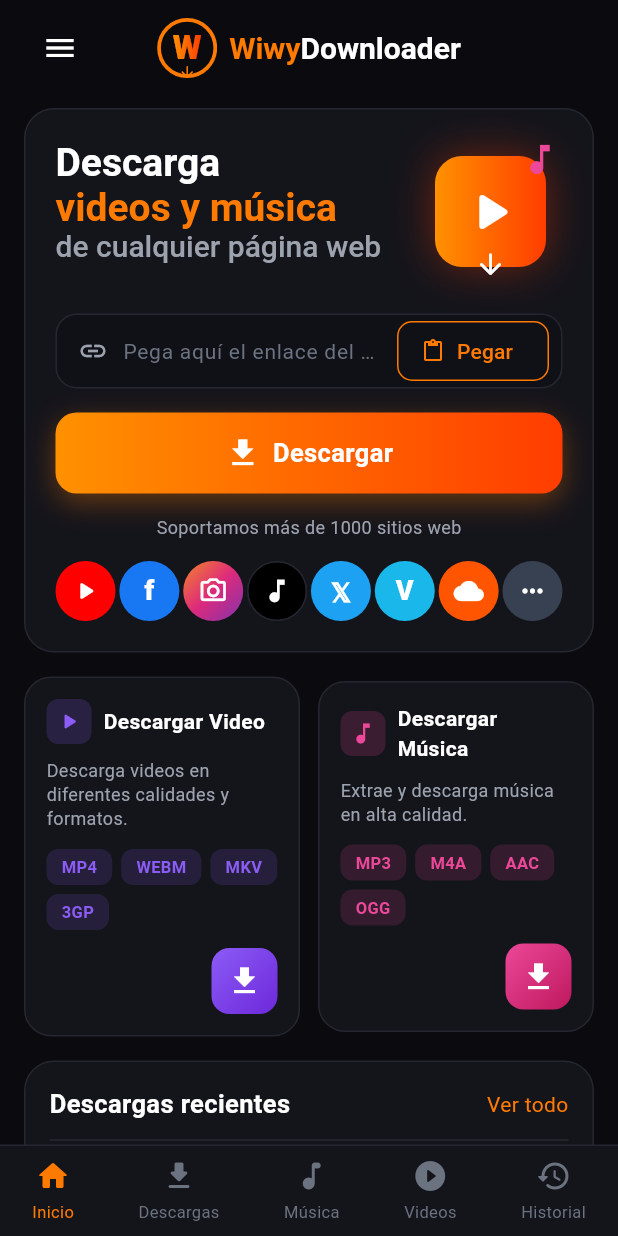
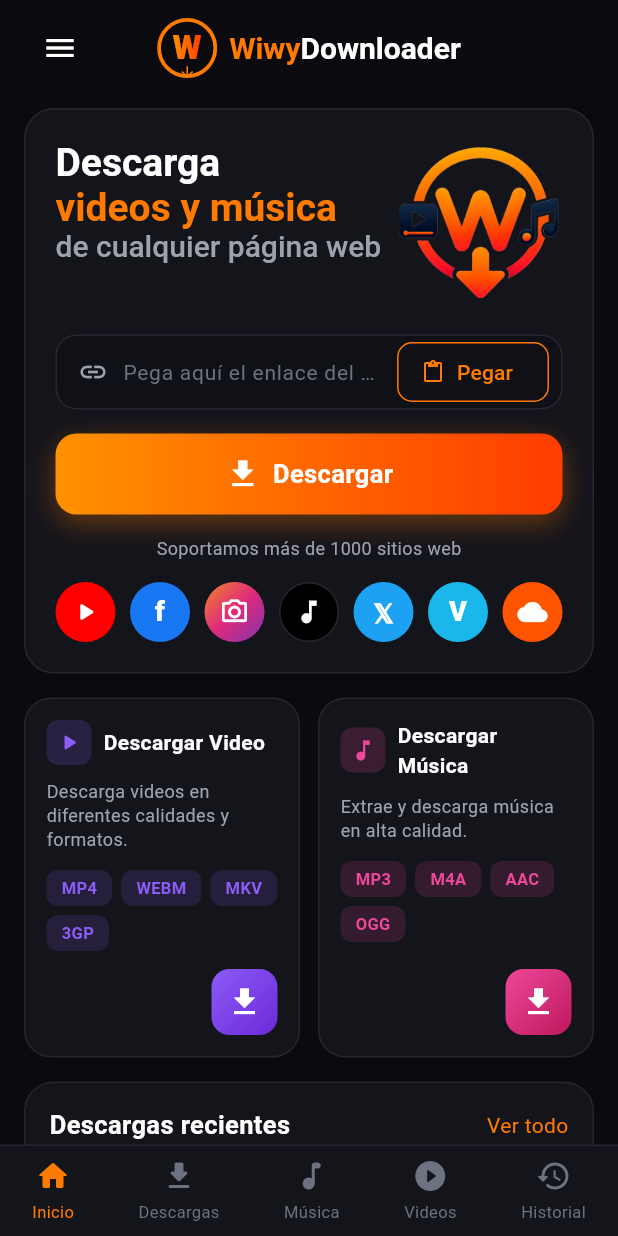
Before and after one commit to angelanda023-prog/WiwyDownloader, a Flutter app: the screen it shows after launch, on a phone screen of 412 x 824 dp. Run offline on Flutter 3.47's test engine with Material 3 defaults, Android fonts, the phone set to English and light mode, and no system bars; our stand-ins replace open_filex, package_info_plus, permission_handler; network calls fail.

Commit message:
UI: logo de la app en el hero (sin fondo), quitar 3 puntos, tarjetas de igual altura
- Hero usa el emblema del logo recortado y con fondo transparente (assets/icon/hero_logo.png)
- Quitado el círculo de 3 puntos de la fila de sitios (descuadraba)
- Tarjetas Video/Música con misma altura (IntrinsicHeight + Spacer)

Co-Authored-By: Claude Opus 4.8 <noreply@anthropic.com>

```diff
--- a/lib/home_screen.dart
+++ b/lib/home_screen.dart
@@ -501,12 +501,15 @@ class _MainScaffoldState extends State<MainScaffold> {
         const SizedBox(height: 16),
         _buildHeroCard(),
         const SizedBox(height: 16),
-        Row(
+        IntrinsicHeight(
+          child: Row(
+            crossAxisAlignment: CrossAxisAlignment.stretch,
             children: [
               Expanded(
                 child: _FeatureCard(
                   title: 'Descargar Video',
-                subtitle: 'Descarga videos en diferentes calidades y formatos.',
+                  subtitle:
+                      'Descarga videos en diferentes calidades y formatos.',
                   chips: const ['MP4', 'WEBM', 'MKV', '3GP'],
                   gradient: AppColors.purpleGradient,
                   accent: AppColors.purple,
@@ -527,6 +530,7 @@ class _MainScaffoldState extends State<MainScaffold> {
                 ),
               ),
             ],
+          ),
         ),
         const SizedBox(height: 16),
         _buildRecents(),
@@ -846,41 +850,12 @@ class _HeroArt extends StatelessWidget {
 
   @override
   Widget build(BuildContext context) {
-    // Composición que evoca el arte del mockup (play + descarga + nota).
-    return SizedBox(
-      width: 96,
-      height: 96,
-      child: Stack(
-        alignment: Alignment.center,
-        children: [
-          Container(
-            width: 74,
-            height: 74,
-            decoration: BoxDecoration(
-              gradient: AppColors.orangeGradient,
-              borderRadius: BorderRadius.circular(18),
-              boxShadow: [
-                BoxShadow(
-                  color: AppColors.red.withValues(alpha: 0.4),
-                  blurRadius: 24,
-                ),
-              ],
-            ),
-            child: const Icon(Icons.play_arrow_rounded,
-                color: Colors.white, size: 44),
-          ),
-          const Positioned(
-            right: 2,
-            top: 0,
-            child: Icon(Icons.music_note, color: AppColors.pink, size: 26),
-          ),
-          const Positioned(
-            bottom: 2,
-            child: Icon(Icons.arrow_downward_rounded,
-                color: Colors.white, size: 22),
-          ),
-        ],
-      ),
+    // Icono de la app (sin fondo) como arte del hero.
+    return Image.asset(
+      'assets/icon/hero_logo.png',
+      width: 110,
+      height: 110,
+      fit: BoxFit.contain,
     );
   }
 }
@@ -962,6 +937,7 @@ class _FeatureCard extends StatelessWidget {
                       ))
                   .toList(),
             ),
+            const Spacer(),
             const SizedBox(height: 12),
             Align(
               alignment: Alignment.centerRight,
--- a/lib/widgets/site_icons.dart
+++ b/lib/widgets/site_icons.dart
@@ -18,7 +18,6 @@ class SiteIconsRow extends StatelessWidget {
       _Site('Twitter', const Color(0xFF1DA1F2), letter: '𝕏'),
       _Site('Vimeo', const Color(0xFF1AB7EA), letter: 'V'),
       _Site('SoundCloud', const Color(0xFFFF5500), icon: Icons.cloud),
-      _Site('Más', const Color(0xFF374151), icon: Icons.more_horiz),
     ];
 
     return Row(
--- a/pubspec.yaml
+++ b/pubspec.yaml
@@ -79,6 +79,9 @@ flutter:
   # the material Icons class.
   uses-material-design: true
 
+  assets:
+    - assets/icon/hero_logo.png
+
   # To add assets to your application, add an assets section, like this:
   # assets:
   #   - images/a_dot_burr.jpeg
```
Also changed, not shown: assets/icon/hero_logo.png (added). Lines whose indentation alone changed are shown as unchanged.
